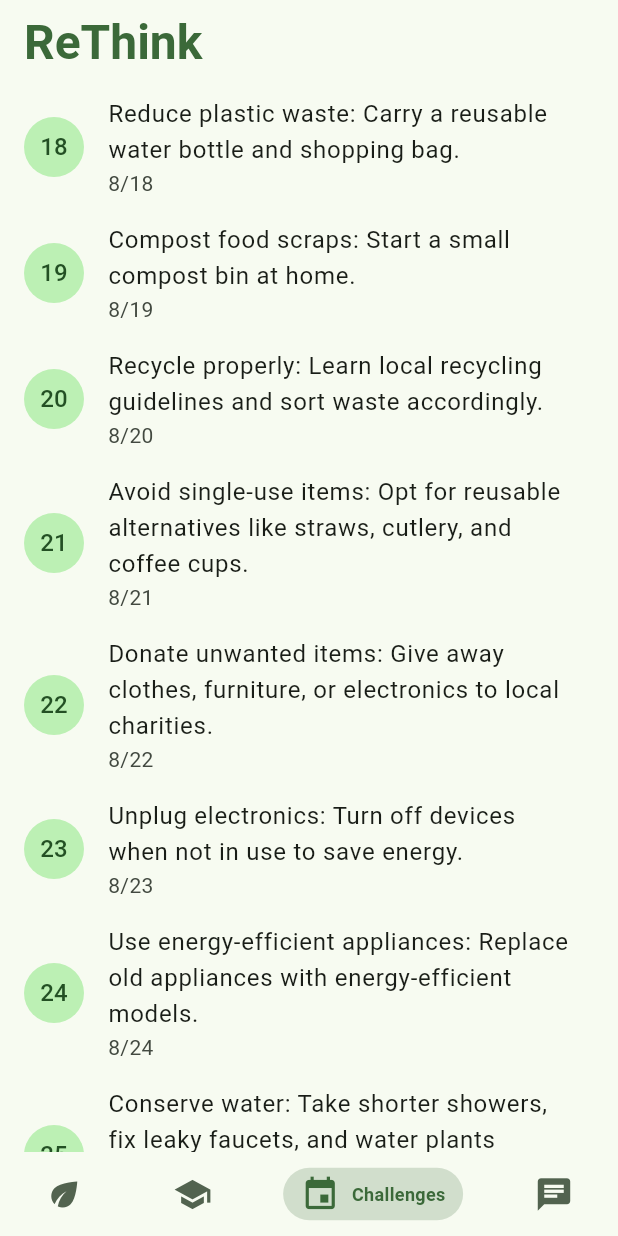
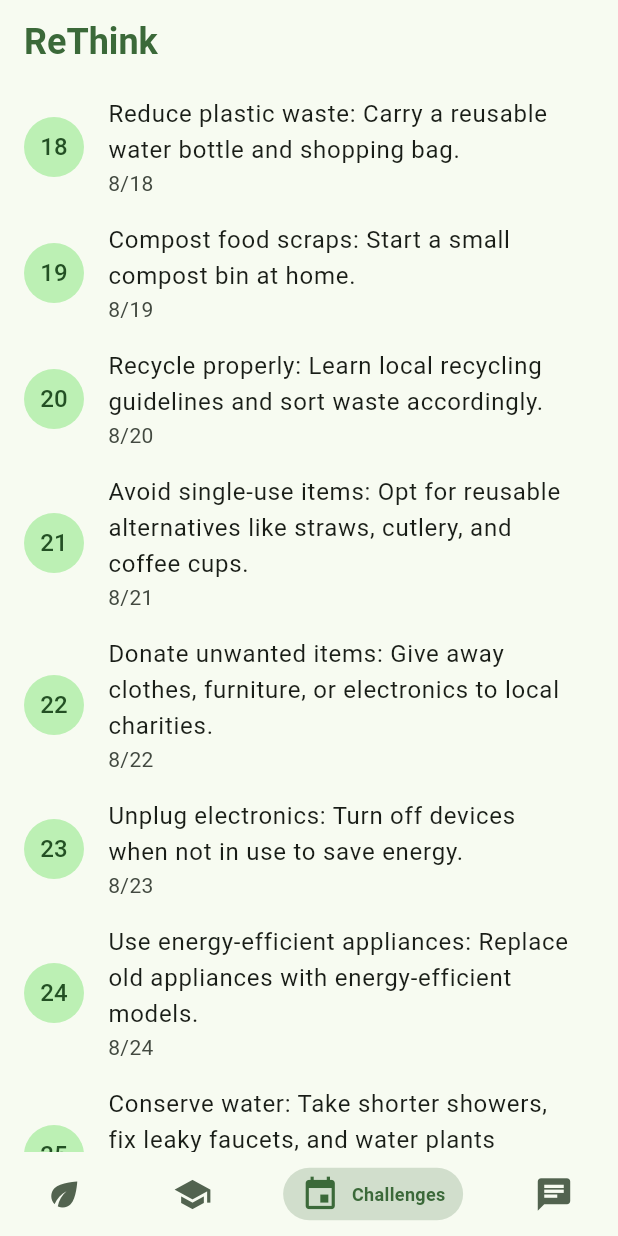
Before and after one commit to Ahmadu-Suleiman/ReThink, a Flutter app: the screen it shows after launch, item 3 of the bottom bar chosen, on a phone screen of 412 x 824 dp. Run offline on Flutter 3.47's test engine with Material 3 defaults, Android fonts, the phone set to English and light mode, and no system bars; drawn by our look-alikes of persistent_bottom_nav_bar; our stand-ins replace camera, firebase_ai, firebase_core, flutter_dotenv, go_router; missing offline and left inert: flutter_chat_core, flutter_link_previewer, markdown_widget; accounts and stored records are empty; network calls fail.

```diff
--- a/lib/config/extensions.dart
+++ b/lib/config/extensions.dart
@@ -15,7 +15,7 @@ extension TextStyleExtensions on TextStyle {
 
   TextStyle? get italicize => copyWith(fontStyle: FontStyle.italic);
 
-  TextStyle? withColor(Color color) => copyWith(color: color);
+  TextStyle? addColor(Color color) => copyWith(color: color);
 }
 
 extension BuildContextExtensions on BuildContext {
--- a/lib/pages/home_page.dart
+++ b/lib/pages/home_page.dart
@@ -1,5 +1,6 @@
 import 'package:flutter/material.dart';
 import 'package:persistent_bottom_nav_bar/persistent_bottom_nav_bar.dart';
+import 'package:rethink/config/extensions.dart';
 import 'package:rethink/pages/challenge_page.dart';
 import 'package:rethink/pages/chat_page.dart';
 import 'package:rethink/pages/learn_page.dart';
@@ -16,12 +17,10 @@ class HomePage extends StatelessWidget {
     return Scaffold(
         appBar: AppBar(
             title: Text('ReThink',
-                style: Theme.of(context).textTheme.headlineLarge?.copyWith(
-                    color: Theme.of(context).colorScheme.primary,
-                    fontWeight: FontWeight.bold))),
+                style: context.appTitleStyle?.addColor(context.primary)?.bold)),
         body: PersistentTabView(context,
             controller: controller,
-            backgroundColor: Theme.of(context).colorScheme.surface,
+            backgroundColor: context.colorScheme.surface,
             screens: const [
               OverviewPage(),
               LearnPage(),
@@ -30,23 +29,23 @@ class HomePage extends StatelessWidget {
             ],
             items: [
               PersistentBottomNavBarItem(
-                  activeColorPrimary: Theme.of(context).colorScheme.primary,
-                  inactiveColorPrimary: Theme.of(context).colorScheme.secondary,
+                  activeColorPrimary: context.primary,
+                  inactiveColorPrimary: context.colorScheme.secondary,
                   icon: const Icon(Icons.eco),
                   title: 'Overview'),
               PersistentBottomNavBarItem(
-                  activeColorPrimary: Theme.of(context).colorScheme.primary,
-                  inactiveColorPrimary: Theme.of(context).colorScheme.secondary,
+                  activeColorPrimary: context.primary,
+                  inactiveColorPrimary: context.colorScheme.secondary,
                   icon: const Icon(Icons.school),
                   title: 'Learn'),
               PersistentBottomNavBarItem(
-                  activeColorPrimary: Theme.of(context).colorScheme.primary,
-                  inactiveColorPrimary: Theme.of(context).colorScheme.secondary,
+                  activeColorPrimary: context.primary,
+                  inactiveColorPrimary: context.colorScheme.secondary,
                   icon: const Icon(Icons.event),
                   title: 'Challenges'),
               PersistentBottomNavBarItem(
-                  activeColorPrimary: Theme.of(context).colorScheme.primary,
-                  inactiveColorPrimary: Theme.of(context).colorScheme.secondary,
+                  activeColorPrimary: context.primary,
+                  inactiveColorPrimary: context.colorScheme.secondary,
                   icon: const Icon(Icons.chat),
                   title: 'Chat')
             ]));
--- a/pubspec.yaml
+++ b/pubspec.yaml
@@ -68,7 +68,7 @@ dev_dependencies:
   # package. See that file for information about deactivating specific lint
   # rules and activating additional ones.
   flutter_lints: ^6.0.0
-  change_app_package_name: ^1.4.0
+  change_app_package_name: ^1.5.0
 
 # For information on the generic Dart part of this file, see the
 # following page: https://dart.dev/tools/pub/pubspec
@@ -83,7 +83,6 @@ flutter:
 
   # To add assets to your application, add an assets section, like this:
   assets:
-    - .env
     - assets/ReThink.png
   #   - images/a_dot_ham.jpeg
 
```
Also changed, not shown: 30 other files.
